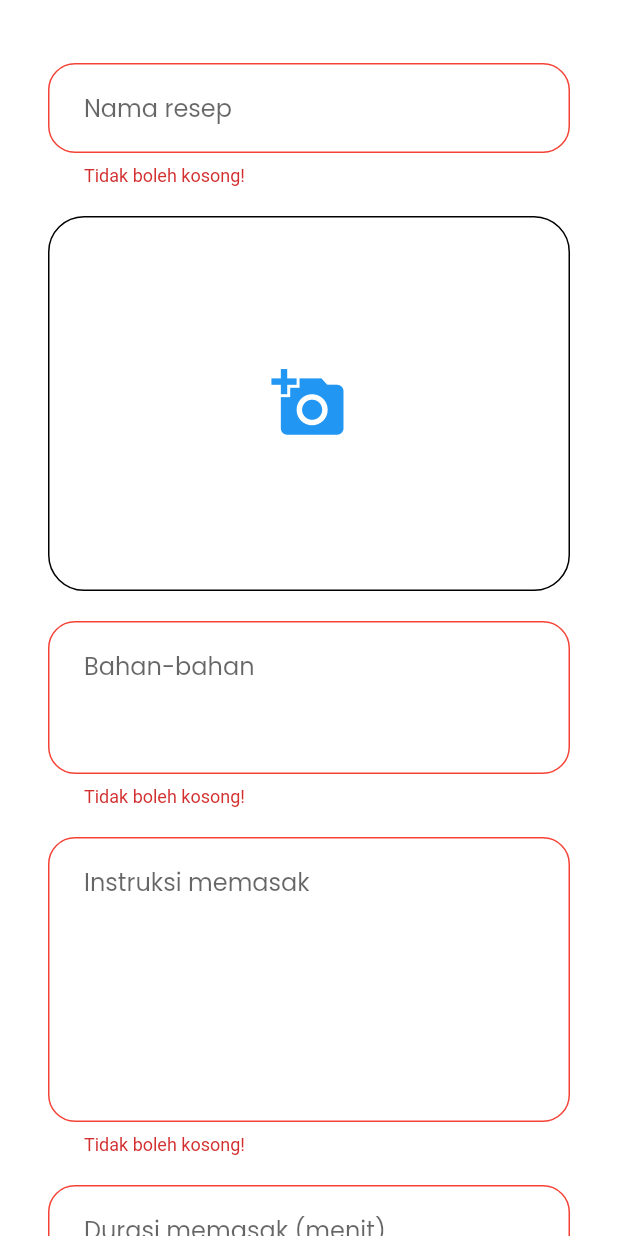
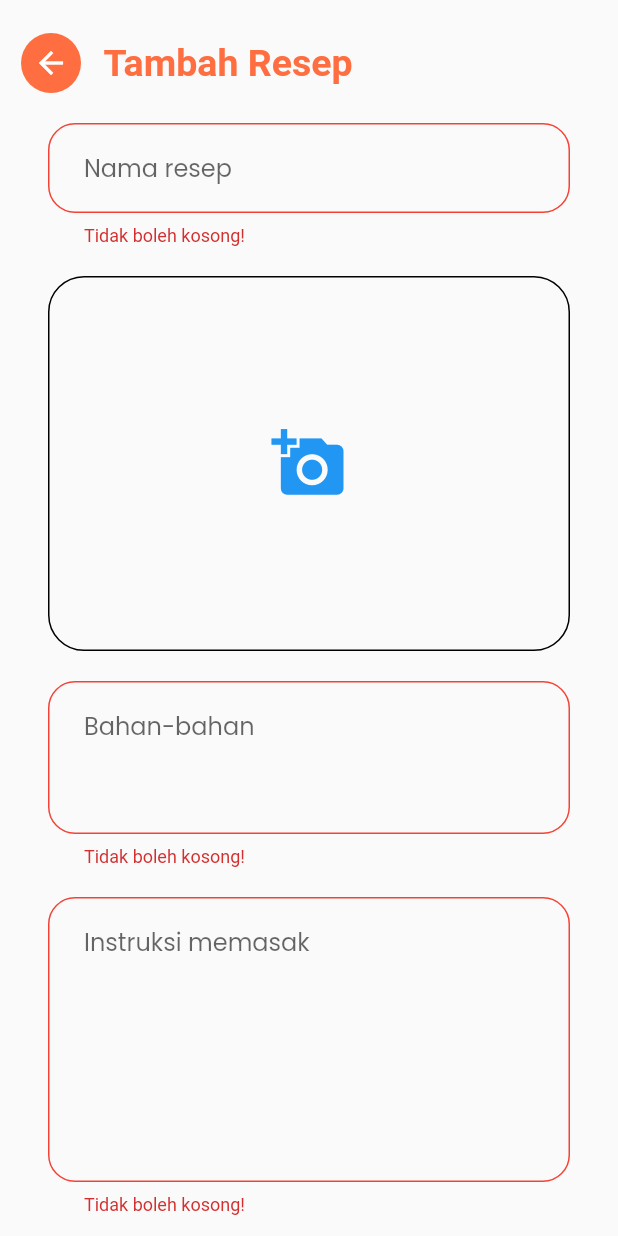
Before and after one commit to dillaasya/dietary_works_capstone, a Flutter app: the AddPage screen opened by its route, on a phone screen of 412 x 824 dp. Run offline on Flutter 3.47's test engine with Material 2 defaults, Android fonts, the phone set to English and light mode, and no system bars; our stand-ins replace cloud_firestore, firebase_core, firebase_storage, google_fonts, image_picker; accounts and stored records are empty.

Commit message:
menambahkan tombol delete di item card dan menambahkan tombol kembali pada halaman tambah resep

```diff
--- a/lib/ui/add_page.dart
+++ b/lib/ui/add_page.dart
@@ -43,24 +43,39 @@ class _AddPageState extends State<AddPage> {
         body: SafeArea(
           child: ListView(
             children: [
+              Padding(
+                padding: EdgeInsets.only(left: 14, top: 22),
+                child: Row(
+                  children: [
+                    CircleAvatar(
+                      backgroundColor: Colors.deepOrangeAccent,
+                      child: IconButton(
+                          icon: const Icon(Icons.arrow_back),
+                          color: Colors.white,
+                          onPressed: () {
+                            Navigator.pop(context);
+                          }),
+                    ),
+                    const SizedBox(width: 15,),
+                    Text(
+                      'Tambah Resep',
+                      style: GoogleFonts.roboto(
+                          fontSize: 25, fontWeight: FontWeight.w700, color: Colors.deepOrangeAccent),
+                    ),
+                  ],
+                ),
+              ),
               Container(
-                  padding: const EdgeInsets.all(32),
-                  decoration:
-                  const BoxDecoration(color: Colors.white, boxShadow: [
-                    BoxShadow(
-                        color: Colors.black12,
-                        offset: Offset(-5, 0),
-                        blurRadius: 10,
-                        spreadRadius: 3)
-                  ]),
+                  padding: const EdgeInsets.only(left: 32, right: 32, bottom: 32),
                   child: Form(
                     autovalidateMode: AutovalidateMode.always,
                     key: _formKeyValue,
                     child: Column(
                       mainAxisAlignment: MainAxisAlignment.start,
+                      crossAxisAlignment: CrossAxisAlignment.start,
                       children: [
                         Padding(
-                          padding: const EdgeInsets.only(top: 10, bottom: 10),
+                          padding: const EdgeInsets.only(top: 20, bottom: 10),
                           child: TextFormField(
                             validator: (value) {
                               if (value!.isNotEmpty && value.length > 2) {
--- a/lib/ui/home_page.dart
+++ b/lib/ui/home_page.dart
@@ -16,7 +16,7 @@ class _HomePageState extends State<HomePage> {
   int _bottomNavIndex = 0;
   static const String _homeText = 'Home';
   static const String _searchText = 'Search';
-  static const String _profileText = 'Profile';
+  static const String _profileText = 'Tambah';
 
   final List<Widget> _listWidget = [
     const ListPage(),
@@ -31,7 +31,7 @@ class _HomePageState extends State<HomePage> {
     ),
     const BottomNavigationBarItem(icon: Icon(Icons.search), label: _searchText),
     const BottomNavigationBarItem(
-        icon: Icon(Icons.person), label: _profileText),
+        icon: Icon(Icons.add), label: _profileText),
   ];
 
   void _onBottomNavTapped(int index) {
--- a/lib/ui/profile_page.dart
+++ b/lib/ui/profile_page.dart
@@ -15,7 +15,7 @@ class _ProfilePageState extends State<ProfilePage> {
   Widget build(BuildContext context) {
     return Scaffold(
       body: Container(
-        margin: const EdgeInsets.only(top: 32, left: 32, right: 32),
+        margin: const EdgeInsets.only(top: 12, left: 32, right: 32),
         child: SafeArea(
           child: Column(
             children: <Widget>[
@@ -26,7 +26,7 @@ class _ProfilePageState extends State<ProfilePage> {
                 crossAxisAlignment: CrossAxisAlignment.start,
                 children: [
                   Padding(
-                    padding: const EdgeInsets.only(top: 10, bottom: 10),
+                    padding: const EdgeInsets.only(top: 10, bottom: 20),
                     child: ElevatedButton(
                         style: ButtonStyle(
                             padding: MaterialStateProperty.all(const EdgeInsets.only(top: 18, bottom: 18)),
```
Also changed, not shown: lib/widget/card_recipe.dart (+31 -2 lines).
